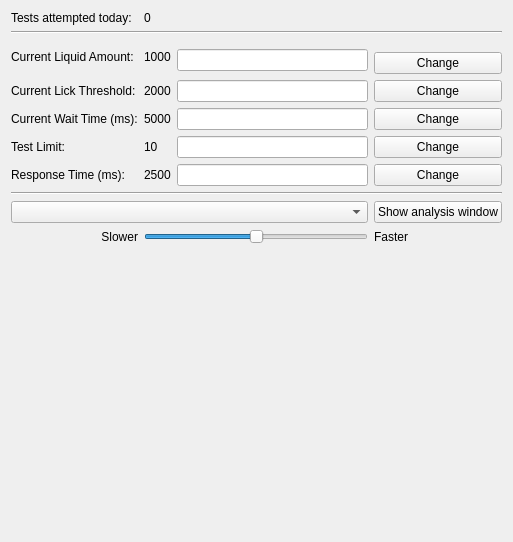
This is Python/gui/mousewin.ui in yagarwal123/autonomouse as Qt 5 draws it before an edit. The edited form follows.
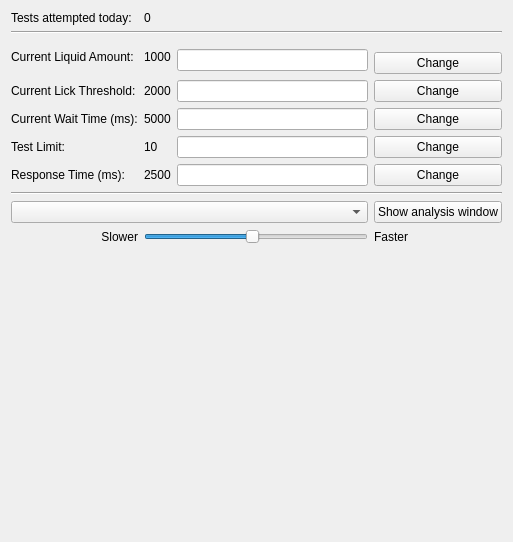
This is the edited form. Custom widgets are drawn as their Qt base class.

Diff of the .ui file:
```diff
--- a/Python/gui/mousewin.ui
+++ b/Python/gui/mousewin.ui
@@ -187,6 +187,9 @@
    </item>
    <item row="12" column="2" colspan="2">
     <widget class="QSlider" name="speedSlider">
+     <property name="minimum">
+      <number>1</number>
+     </property>
      <property name="maximum">
       <number>30</number>
      </property>
```
